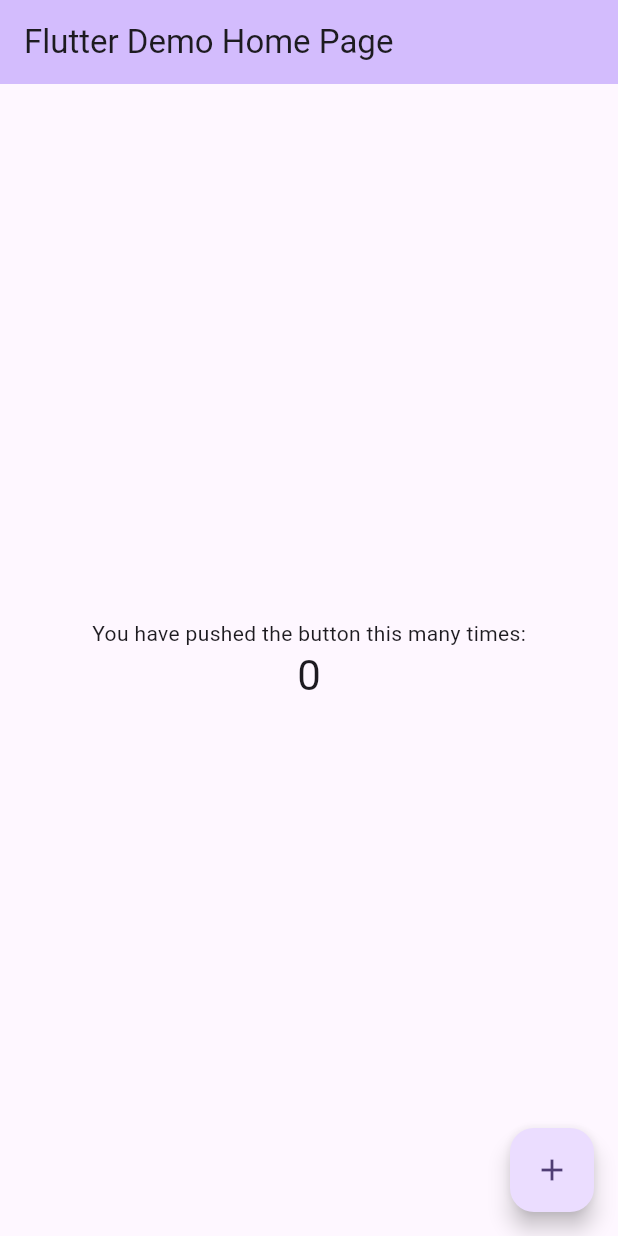
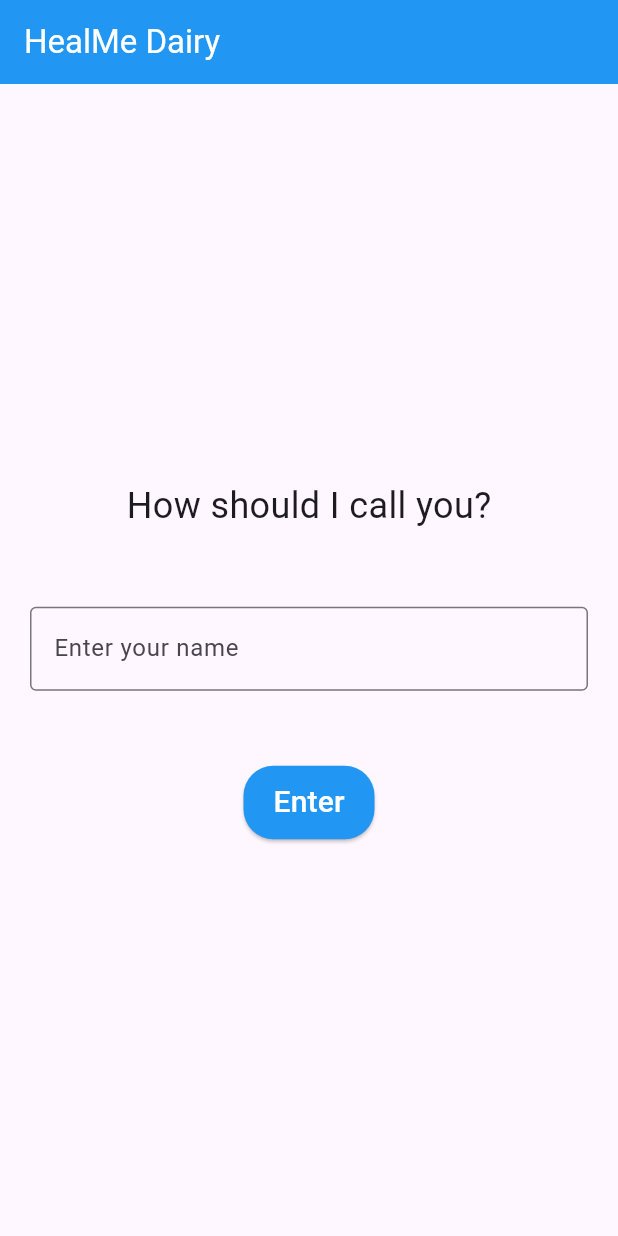
Before and after one commit to Seyyhaa/Final_Project_Flutter_HealMe-Dairy, a Flutter app: the screen it shows after launch, on a phone screen of 412 x 824 dp. Run offline on Flutter 3.47's test engine with Material 3 defaults, Android fonts, the light colour scheme and no system bars.

Commit message:
Enter name page

```diff
--- a/healme_dairy/lib/main.dart
+++ b/healme_dairy/lib/main.dart
@@ -1,122 +1,17 @@
 import 'package:flutter/material.dart';
+import 'package:healme_dairy/ui/enter_name_page.dart';
+import 'package:healme_dairy/ui/spash_page.dart';
 
-void main() {
-  runApp(const MyApp());
-}
+void main() => runApp(MyApp());
+
 
 class MyApp extends StatelessWidget {
   const MyApp({super.key});
 
-  // This widget is the root of your application.
   @override
   Widget build(BuildContext context) {
     return MaterialApp(
-      title: 'Flutter Demo',
-      theme: ThemeData(
-        // This is the theme of your application.
-        //
-        // TRY THIS: Try running your application with "flutter run". You'll see
-        // the application has a purple toolbar. Then, without quitting the app,
-        // try changing the seedColor in the colorScheme below to Colors.green
-        // and then invoke "hot reload" (save your changes or press the "hot
-        // reload" button in a Flutter-supported IDE, or press "r" if you used
-        // the command line to start the app).
-        //
-        // Notice that the counter didn't reset back to zero; the application
-        // state is not lost during the reload. To reset the state, use hot
-        // restart instead.
-        //
-        // This works for code too, not just values: Most code changes can be
-        // tested with just a hot reload.
-        colorScheme: ColorScheme.fromSeed(seedColor: Colors.deepPurple),
-      ),
-      home: const MyHomePage(title: 'Flutter Demo Home Page'),
-    );
-  }
+      debugShowCheckedModeBanner: false,
+      home: EnterNamePage(),
+ ); }
 }
-
-class MyHomePage extends StatefulWidget {
-  const MyHomePage({super.key, required this.title});
-
-  // This widget is the home page of your application. It is stateful, meaning
-  // that it has a State object (defined below) that contains fields that affect
-  // how it looks.
-
-  // This class is the configuration for the state. It holds the values (in this
-  // case the title) provided by the parent (in this case the App widget) and
-  // used by the build method of the State. Fields in a Widget subclass are
-  // always marked "final".
-
-  final String title;
-
-  @override
-  State<MyHomePage> createState() => _MyHomePageState();
-}
-
-class _MyHomePageState extends State<MyHomePage> {
-  int _counter = 0;
-
-  void _incrementCounter() {
-    setState(() {
-      // This call to setState tells the Flutter framework that something has
-      // changed in this State, which causes it to rerun the build method below
-      // so that the display can reflect the updated values. If we changed
-      // _counter without calling setState(), then the build method would not be
-      // called again, and so nothing would appear to happen.
-      _counter++;
-    });
-  }
-
-  @override
-  Widget build(BuildContext context) {
-    // This method is rerun every time setState is called, for instance as done
-    // by the _incrementCounter method above.
-    //
-    // The Flutter framework has been optimized to make rerunning build methods
-    // fast, so that you can just rebuild anything that needs updating rather
-    // than having to individually change instances of widgets.
-    return Scaffold(
-      appBar: AppBar(
-        // TRY THIS: Try changing the color here to a specific color (to
-        // Colors.amber, perhaps?) and trigger a hot reload to see the AppBar
-        // change color while the other colors stay the same.
-        backgroundColor: Theme.of(context).colorScheme.inversePrimary,
-        // Here we take the value from the MyHomePage object that was created by
-        // the App.build method, and use it to set our appbar title.
-        title: Text(widget.title),
-      ),
-      body: Center(
-        // Center is a layout widget. It takes a single child and positions it
-        // in the middle of the parent.
-        child: Column(
-          // Column is also a layout widget. It takes a list of children and
-          // arranges them vertically. By default, it sizes itself to fit its
-          // children horizontally, and tries to be as tall as its parent.
-          //
-          // Column has various properties to control how it sizes itself and
-          // how it positions its children. Here we use mainAxisAlignment to
-          // center the children vertically; the main axis here is the vertical
-          // axis because Columns are vertical (the cross axis would be
-          // horizontal).
-          //
-          // TRY THIS: Invoke "debug painting" (choose the "Toggle Debug Paint"
-          // action in the IDE, or press "p" in the console), to see the
-          // wireframe for each widget.
-          mainAxisAlignment: MainAxisAlignment.center,
-          children: <Widget>[
-            const Text('You have pushed the button this many times:'),
-            Text(
-              '$_counter',
-              style: Theme.of(context).textTheme.headlineMedium,
-            ),
-          ],
-        ),
-      ),
-      floatingActionButton: FloatingActionButton(
-        onPressed: _incrementCounter,
-        tooltip: 'Increment',
-        child: const Icon(Icons.add),
-      ), // This trailing comma makes auto-formatting nicer for build methods.
-    );
-  }
-}
--- /dev/null
+++ b/healme_dairy/lib/ui/enter_name_page.dart
@@ -0,0 +1,51 @@
+import 'package:flutter/material.dart';
+
+class EnterNamePage extends StatelessWidget {
+  const EnterNamePage({super.key});
+
+  void onSubmit(){
+    return;
+  }
+
+  @override
+  Widget build(BuildContext context) {
+
+      return Scaffold(
+        appBar: AppBar(
+          title: Text('HealMe Dairy', style: TextStyle(color: Colors.white)),
+          backgroundColor: Colors.blue,
+        ),
+        body: Center(
+          child: Column(
+            mainAxisAlignment: MainAxisAlignment.center,
+            crossAxisAlignment: CrossAxisAlignment.center,
+            children: [
+              Title(
+                color: Colors.white,
+                child: Text('How should I call you?',style:TextStyle(fontSize: 24) ,),
+              ),
+              SizedBox(height: 30,),
+              Container(
+                margin: EdgeInsets.all(20),
+                child: TextField(
+                decoration: InputDecoration(
+                  labelText: 'Enter your name',
+                  border: OutlineInputBorder(),
+                ),
+              ),),
+              SizedBox(height: 10),
+              Padding(padding:EdgeInsets.all(10)),
+              ElevatedButton(onPressed: onSubmit ,style: ElevatedButton.styleFrom(
+                backgroundColor: Colors.blue,
+                padding: EdgeInsets.symmetric(horizontal: 20,vertical: 10),
+                shape: RoundedRectangleBorder(
+                  borderRadius: BorderRadius.circular(20)
+                )
+              ), child:Text('Enter',style: TextStyle(color: Colors.white,fontSize: 20),), )
+            ],
+          ),
+        ),
+      );
+
+  }
+}
--- a/healme_dairy/lib/ui/spash_page.dart
+++ b/healme_dairy/lib/ui/spash_page.dart
@@ -0,0 +1,23 @@
+import 'package:flutter/material.dart';
+import 'package:healme_dairy/main.dart';
+
+class SplashScreen extends StatelessWidget {
+  const SplashScreen({super.key});
+
+  @override
+  Widget build(BuildContext context) {
+    // Future.delayed(Duration(seconds: 2), () {
+    //   Navigator.pushReplacementNamed(context, "/home");
+    // });
+
+    Navigator.of(context).push(
+      MaterialPageRoute(builder: (context) => const MyApp())
+    );
+
+    return Scaffold(
+      body: Center(
+        child: Text("My App", style: TextStyle(fontSize: 30)),
+      ),
+    );
+  }
+}
```
Also changed, not shown: healme_dairy/pubspec.yaml (+6 -2 lines), 1 other file.
